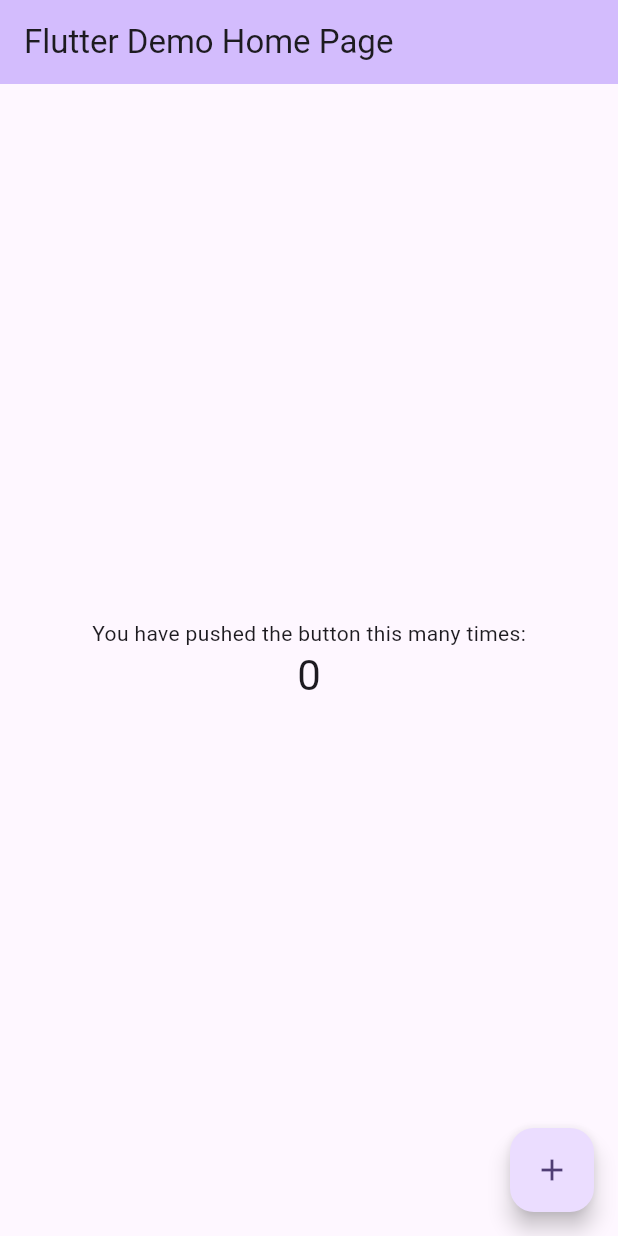
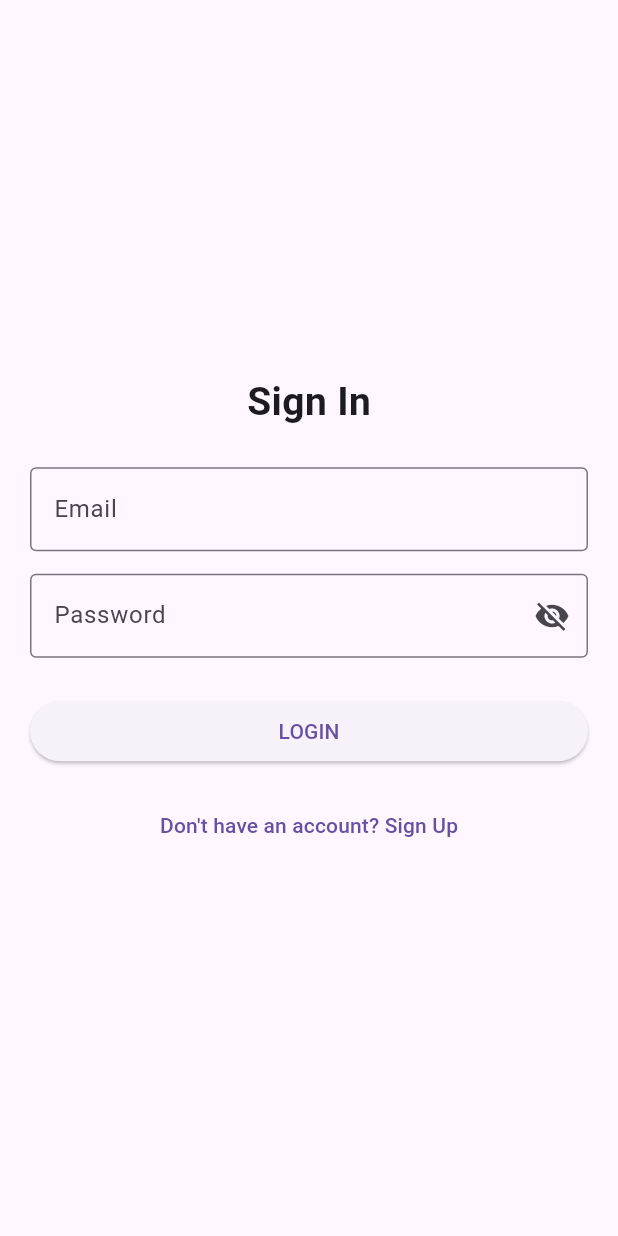
Before and after one commit to Ermias5869/food_delivery, a Flutter app: the screen it shows after launch, on a phone screen of 412 x 824 dp. Run offline on Flutter 3.47's test engine with Material 3 defaults, Android fonts, the phone set to English and light mode, and no system bars.

Commit message:
add login screen UI

```diff
--- a/lib/main.dart
+++ b/lib/main.dart
@@ -1,4 +1,7 @@
 import 'package:flutter/material.dart';
+// Use correct package name
+import 'pages/SignInPage.dart';
+// import 'pages/SignInPage.dart';
 
 void main() {
   runApp(const MyApp());
@@ -7,116 +10,17 @@ void main() {
 class MyApp extends StatelessWidget {
   const MyApp({super.key});
 
-  // This widget is the root of your application.
   @override
   Widget build(BuildContext context) {
     return MaterialApp(
-      title: 'Flutter Demo',
-      theme: ThemeData(
-        // This is the theme of your application.
-        //
-        // TRY THIS: Try running your application with "flutter run". You'll see
-        // the application has a purple toolbar. Then, without quitting the app,
-        // try changing the seedColor in the colorScheme below to Colors.green
-        // and then invoke "hot reload" (save your changes or press the "hot
-        // reload" button in a Flutter-supported IDE, or press "r" if you used
-        // the command line to start the app).
-        //
-        // Notice that the counter didn't reset back to zero; the application
-        // state is not lost during the reload. To reset the state, use hot
-        // restart instead.
-        //
-        // This works for code too, not just values: Most code changes can be
-        // tested with just a hot reload.
-        colorScheme: ColorScheme.fromSeed(seedColor: Colors.deepPurple),
-      ),
-      home: const MyHomePage(title: 'Flutter Demo Home Page'),
+      debugShowCheckedModeBanner: false,
+      title: 'HelloFood - Auth UI',
+      theme: ThemeData(fontFamily: 'Roboto', primarySwatch: Colors.blue),
+      initialRoute: '/sign-in',
+      routes: {
+        '/sign-in': (context) => SignInPage(),
+        // '/sign-up': (context) => SignUpPage(),
+      },
     );
   }
 }
-
-class MyHomePage extends StatefulWidget {
-  const MyHomePage({super.key, required this.title});
-
-  // This widget is the home page of your application. It is stateful, meaning
-  // that it has a State object (defined below) that contains fields that affect
-  // how it looks.
-
-  // This class is the configuration for the state. It holds the values (in this
-  // case the title) provided by the parent (in this case the App widget) and
-  // used by the build method of the State. Fields in a Widget subclass are
-  // always marked "final".
-
-  final String title;
-
-  @override
-  State<MyHomePage> createState() => _MyHomePageState();
-}
-
-class _MyHomePageState extends State<MyHomePage> {
-  int _counter = 0;
-
-  void _incrementCounter() {
-    setState(() {
-      // This call to setState tells the Flutter framework that something has
-      // changed in this State, which causes it to rerun the build method below
-      // so that the display can reflect the updated values. If we changed
-      // _counter without calling setState(), then the build method would not be
-      // called again, and so nothing would appear to happen.
-      _counter++;
-    });
-  }
-
-  @override
-  Widget build(BuildContext context) {
-    // This method is rerun every time setState is called, for instance as done
-    // by the _incrementCounter method above.
-    //
-    // The Flutter framework has been optimized to make rerunning build methods
-    // fast, so that you can just rebuild anything that needs updating rather
-    // than having to individually change instances of widgets.
-    return Scaffold(
-      appBar: AppBar(
-        // TRY THIS: Try changing the color here to a specific color (to
-        // Colors.amber, perhaps?) and trigger a hot reload to see the AppBar
-        // change color while the other colors stay the same.
-        backgroundColor: Theme.of(context).colorScheme.inversePrimary,
-        // Here we take the value from the MyHomePage object that was created by
-        // the App.build method, and use it to set our appbar title.
-        title: Text(widget.title),
-      ),
-      body: Center(
-        // Center is a layout widget. It takes a single child and positions it
-        // in the middle of the parent.
-        child: Column(
-          // Column is also a layout widget. It takes a list of children and
-          // arranges them vertically. By default, it sizes itself to fit its
-          // children horizontally, and tries to be as tall as its parent.
-          //
-          // Column has various properties to control how it sizes itself and
-          // how it positions its children. Here we use mainAxisAlignment to
-          // center the children vertically; the main axis here is the vertical
-          // axis because Columns are vertical (the cross axis would be
-          // horizontal).
-          //
-          // TRY THIS: Invoke "debug painting" (choose the "Toggle Debug Paint"
-          // action in the IDE, or press "p" in the console), to see the
-          // wireframe for each widget.
-          mainAxisAlignment: MainAxisAlignment.center,
-          children: <Widget>[
-            const Text('You have pushed the button this many times:'),
-            Text(
-              '$_counter',
-              style: Theme.of(context).textTheme.headlineMedium,
-            ),
-          ],
-        ),
-      ),
-      floatingActionButton: FloatingActionButton(
-        onPressed: _incrementCounter,
-        tooltip: 'Increment',
-        child: const Icon(Icons.add),
-      ), // This trailing comma makes auto-formatting nicer for build methods.
-    );
-  }
-}
--- /dev/null
+++ b/lib/pages/SignInPage.dart
@@ -0,0 +1,100 @@
+import 'package:flutter/material.dart';
+import 'SignInPage.dart';
+
+class SignInPage extends StatefulWidget {
+  @override
+  _SignInPageState createState() => _SignInPageState();
+}
+
+class _SignInPageState extends State<SignInPage> {
+  final _formKey = GlobalKey<FormState>();
+  final TextEditingController _emailController = TextEditingController();
+  final TextEditingController _passwordController = TextEditingController();
+
+  bool _obscurePassword = true;
+
+  void _login() {
+    if (_formKey.currentState!.validate()) {
+      ScaffoldMessenger.of(
+        context,
+      ).showSnackBar(SnackBar(content: Text('Login button pressed')));
+    }
+  }
+
+  @override
+  Widget build(BuildContext context) {
+    return Scaffold(
+      body: Padding(
+        padding: const EdgeInsets.all(20),
+        child: Form(
+          key: _formKey,
+          child: Column(
+            mainAxisAlignment: MainAxisAlignment.center,
+            children: [
+              Text(
+                'Sign In',
+                style: TextStyle(fontSize: 26, fontWeight: FontWeight.bold),
+              ),
+
+              SizedBox(height: 25),
+
+              TextFormField(
+                controller: _emailController,
+                decoration: InputDecoration(
+                  labelText: 'Email',
+                  border: OutlineInputBorder(),
+                ),
+                validator: (value) =>
+                    value!.isEmpty ? 'Enter your email' : null,
+              ),
+
+              SizedBox(height: 15),
+
+              TextFormField(
+                controller: _passwordController,
+                obscureText: _obscurePassword,
+                decoration: InputDecoration(
+                  labelText: 'Password',
+                  border: OutlineInputBorder(),
+                  suffixIcon: IconButton(
+                    icon: Icon(
+                      _obscurePassword
+                          ? Icons.visibility_off
+                          : Icons.visibility,
+                    ),
+                    onPressed: () {
+                      setState(() {
+                        _obscurePassword = !_obscurePassword;
+                      });
+                    },
+                  ),
+                ),
+                validator: (value) =>
+                    value!.length < 6 ? 'Minimum 6 characters' : null,
+              ),
+
+              SizedBox(height: 25),
+
+              SizedBox(
+                width: double.infinity,
+                child: ElevatedButton(onPressed: _login, child: Text('LOGIN')),
+              ),
+
+              SizedBox(height: 15),
+
+              TextButton(
+                onPressed: () {
+                  // Navigator.push(
+                  //   context,
+                  //   // MaterialPageRoute(builder: (_) => SignUpPage()),
+                  // );
+                },
+                child: Text("Don't have an account? Sign Up"),
+              ),
+            ],
+          ),
+        ),
+      ),
+    );
+  }
+}
```
